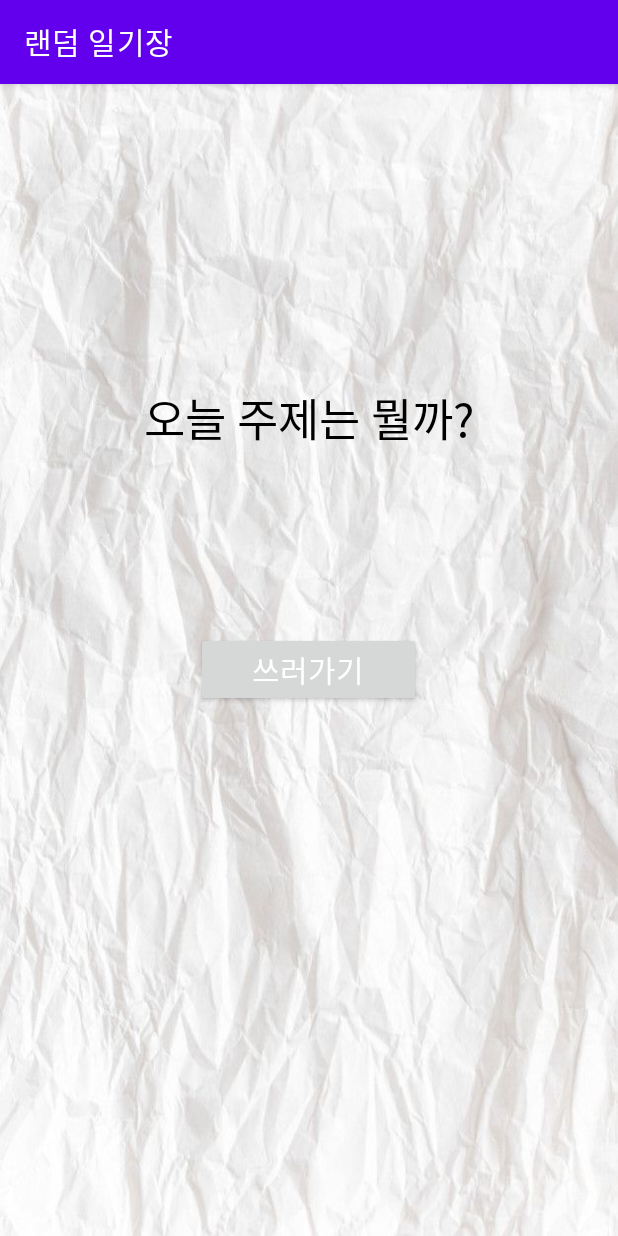
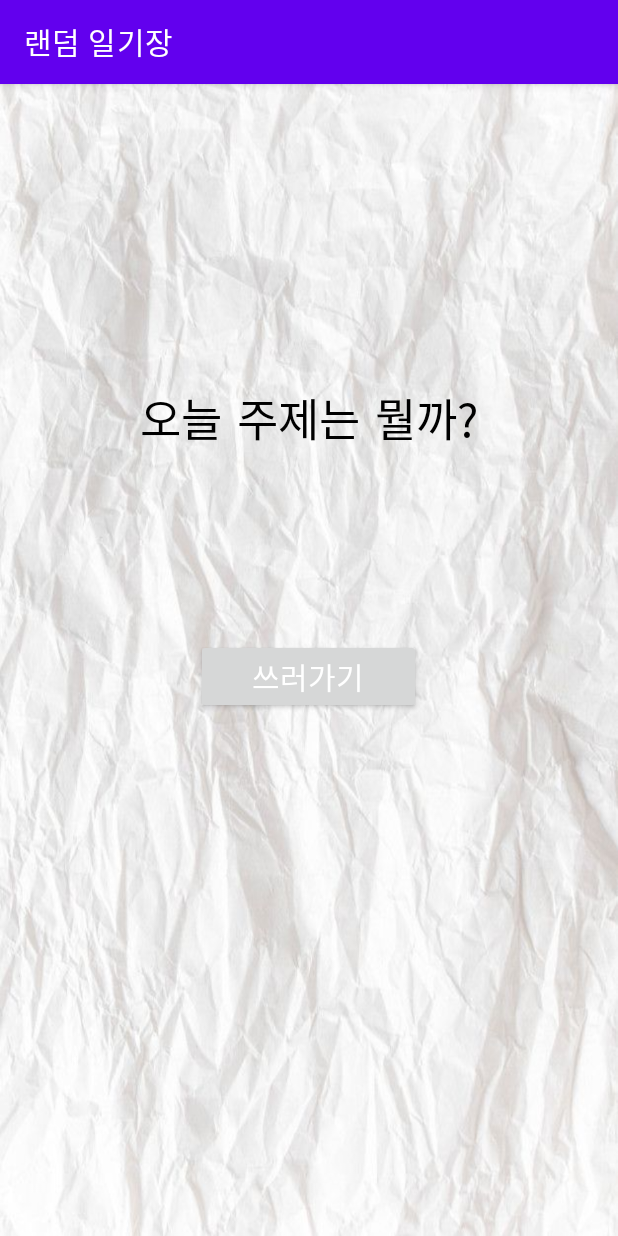
Before and after one commit to kyungchan0616/randomdiary, an Android app: the screen it shows after launch (MainActivity), on a phone screen of 412 x 824 dp. Run offline under Robolectric (Android 15) with nearby library versions, the phone set to English and light mode, and no system bars.

Commit message:
1204 ver4 Font add

```diff
--- a/app/src/main/res/layout/activity_eval.xml
+++ b/app/src/main/res/layout/activity_eval.xml
@@ -22,6 +22,7 @@
             android:layout_marginTop="10dp"
             android:layout_marginEnd="20dp"
             android:layout_marginBottom="10dp"
+            android:fontFamily="casual"
             android:text="평가별 일기장"
             android:textAlignment="center"
             android:textSize="30sp"
--- a/app/src/main/res/layout/activity_main.xml
+++ b/app/src/main/res/layout/activity_main.xml
@@ -7,14 +7,14 @@
     tools:context=".MainActivity"
     android:background="@drawable/paper">
 
-
-<TextView
+    <TextView
         android:id="@+id/textView5"
         android:layout_width="match_parent"
         android:layout_height="wrap_content"
         android:layout_gravity="center"
         android:layout_marginTop="200dp"
         android:text="오늘 주제는 뭘까?"
+        android:fontFamily="casual"
         android:textAlignment="center"
         android:textColor="@color/black"
         android:textSize="30dp"
```
